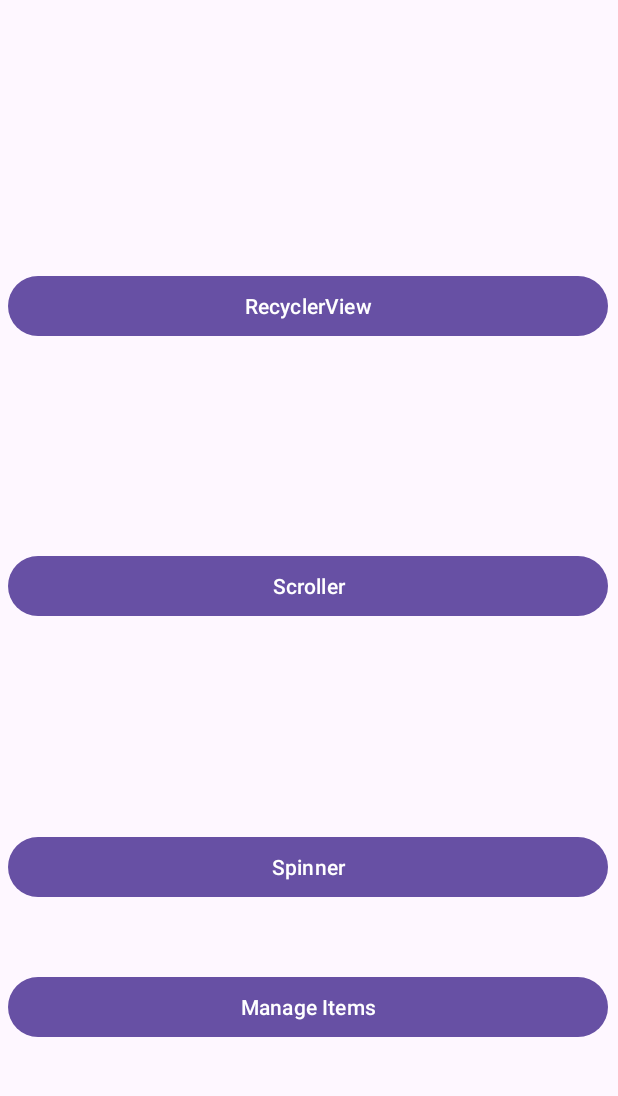
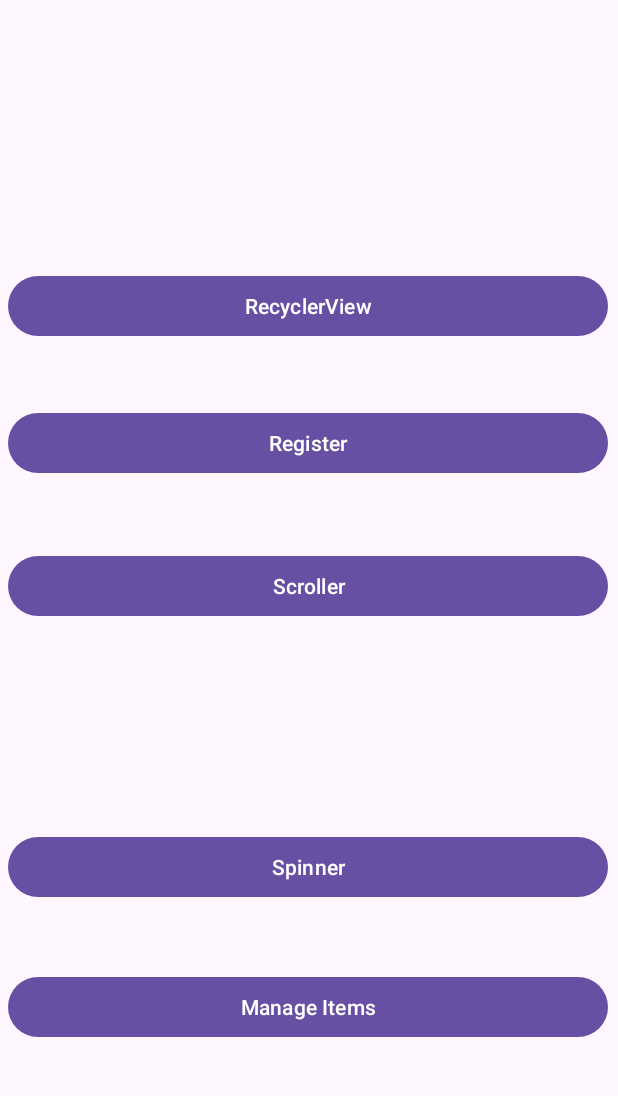
Before and after one commit to IsaacPicov/carbonFootprintApp, an Android app: the screen it shows after launch (MainActivity), on a phone screen of 412 x 824 dp, the part 29-1125 px from its top. Run offline under Robolectric (Android 15) with nearby library versions, the light colour scheme and no system bars; our stand-ins replace Firebase (no records; nobody signed in at launch, a user with empty details on screens opened directly).

Commit message:
feat: create regsiter page

```diff
--- a/Starter Application/app/src/main/java/com/example/b07demosummer2024/HomeFragment.java
+++ b/Starter Application/app/src/main/java/com/example/b07demosummer2024/HomeFragment.java
@@ -16,7 +16,9 @@ public class HomeFragment extends Fragment {
     public View onCreateView(@NonNull LayoutInflater inflater, @Nullable ViewGroup container, @Nullable Bundle savedInstanceState) {
         View view = inflater.inflate(R.layout.activity_home_fragment, container, false);
 
+
         Button buttonRecyclerView = view.findViewById(R.id.buttonRecyclerView);
+        Button buttonRegister = view.findViewById(R.id.buttonRegisteration);
         Button buttonScroller = view.findViewById(R.id.buttonScroller);
         Button buttonSpinner = view.findViewById(R.id.buttonSpinner);
         Button buttonManageItems = view.findViewById(R.id.buttonManageItems);
@@ -25,6 +27,13 @@ public class HomeFragment extends Fragment {
             @Override
             public void onClick(View v) {
                 loadFragment(new RecyclerViewFragment());
+            }
+        });
+
+        buttonRegister.setOnClickListener(new View.OnClickListener() {
+            @Override
+            public void onClick(View v) {
+                loadFragment(new RegisterationFragment());
             }
         });
 
--- a/Starter Application/app/src/main/res/layout/activity_home_fragment.xml
+++ b/Starter Application/app/src/main/res/layout/activity_home_fragment.xml
@@ -11,10 +11,23 @@
         android:layout_width="0dp"
         android:layout_height="wrap_content"
         android:text="@string/recyclerview"
+        app:layout_constraintBottom_toTopOf="@+id/buttonScroller"
+        app:layout_constraintEnd_toEndOf="parent"
+        app:layout_constraintHorizontal_bias="1.0"
+        app:layout_constraintStart_toStartOf="parent"
+        app:layout_constraintTop_toTopOf="parent" />
+
+    <Button
+        android:id="@+id/buttonRegisteration"
+        android:layout_width="0dp"
+        android:layout_height="wrap_content"
+        android:text="@string/register"
+        app:layout_constraintBottom_toTopOf="@+id/buttonScroller"
+        app:layout_constraintEnd_toEndOf="parent"
+        app:layout_constraintHorizontal_bias="1.0"
+        app:layout_constraintStart_toStartOf="parent"
         app:layout_constraintTop_toTopOf="parent"
-        app:layout_constraintStart_toStartOf="parent"
-        app:layout_constraintEnd_toEndOf="parent"
-        app:layout_constraintBottom_toTopOf="@+id/buttonScroller"/>
+        app:layout_constraintVertical_bias="0.829" />
 
     <Button
         android:id="@+id/buttonScroller"
--- a/Starter Application/app/src/main/res/values/strings.xml
+++ b/Starter Application/app/src/main/res/values/strings.xml
@@ -9,6 +9,7 @@
     <string name="scroller">Scroller</string>
     <string name="spinner">Spinner</string>
     <string name="manage_items">Manage Items</string>
+    <string name="register">Register</string>
 
     <string-array name="categories_array">
         <item>Books</item>
```
Also changed, not shown: Starter Application/app/src/main/java/com/example/b07demosummer2024/RegisterationFragment.java (added, +19 -0 lines), Starter Application/app/src/main/res/layout/fragment_registeration.xml (added, +113 -0 lines).
